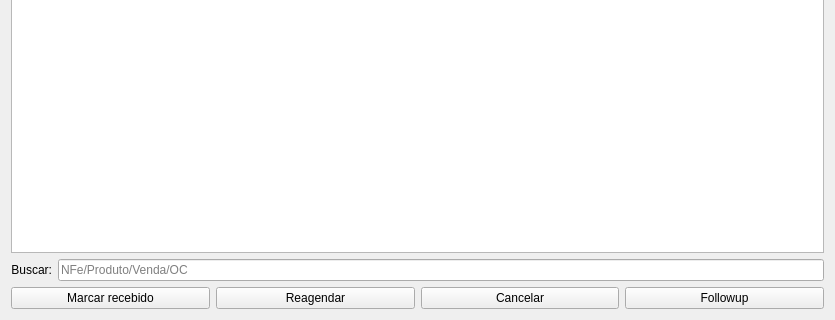
Before: the Qt Designer form ui/widgetlogisticarecebimento.ui in darktorres/ERP-STACCATO, drawn with Qt 5; both pictures show x 0 to 835 and y 179 to 499 of the 835 by 499 pixel window.
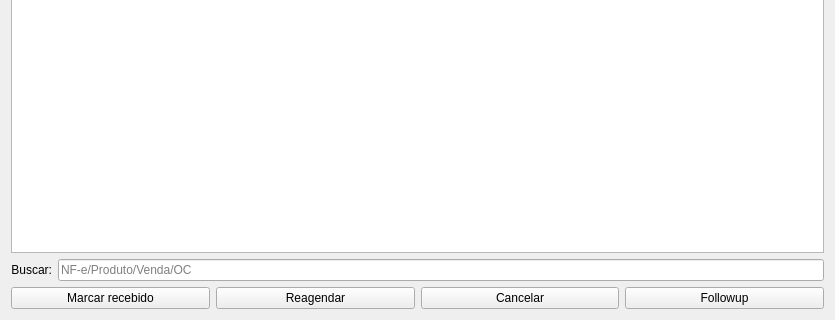
After: the same form once the commit is applied. Custom widgets are drawn as their Qt base class.

What changed in the file:
```diff
--- a/ui/widgetlogisticarecebimento.ui
+++ b/ui/widgetlogisticarecebimento.ui
@@ -61,7 +61,7 @@
         <bool>true</bool>
        </property>
        <property name="placeholderText">
-        <string>NFe/Produto/Venda/OC</string>
+        <string>NF-e/Produto/Venda/OC</string>
        </property>
       </widget>
      </item>
```
